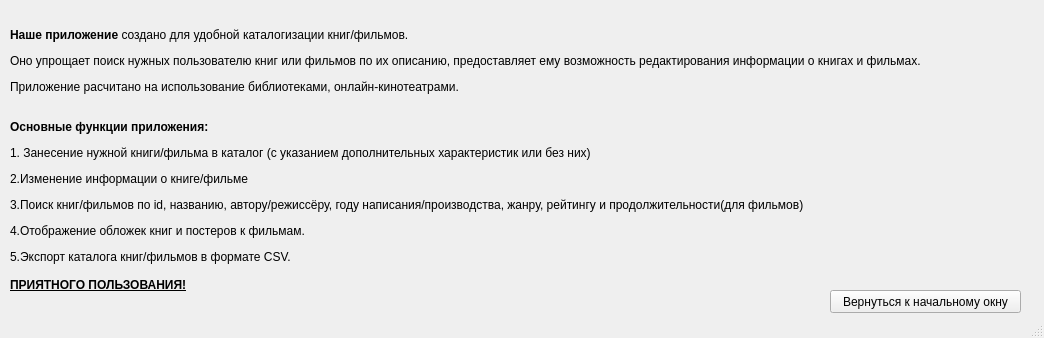
Old version of the form My_Project/reference.ui in the repository alizalas/QtProject.
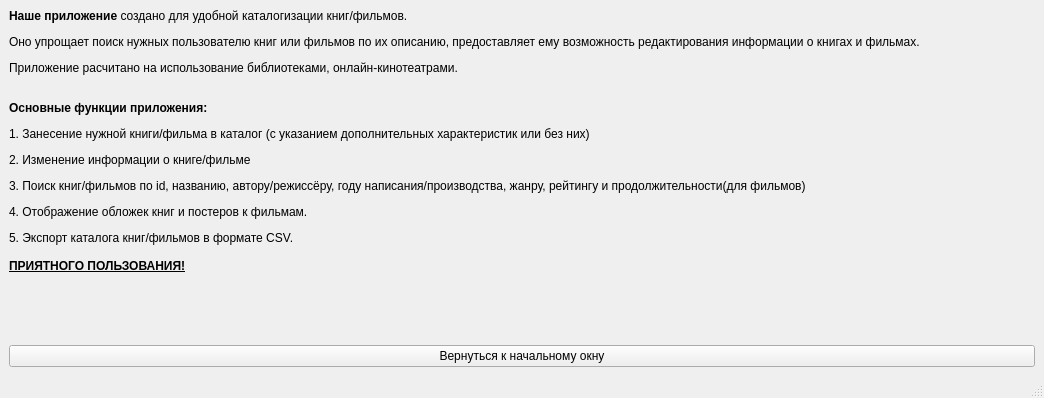
New version of the form.

```diff
--- a/My_Project/reference.ui
+++ b/My_Project/reference.ui
@@ -7,39 +7,42 @@
     <x>0</x>
     <y>0</y>
     <width>1044</width>
-    <height>338</height>
+    <height>398</height>
    </rect>
   </property>
   <property name="windowTitle">
    <string>MainWindow</string>
   </property>
   <widget class="QWidget" name="centralwidget">
+   <layout class="QVBoxLayout" name="verticalLayout">
+    <item>
    <widget class="QLabel" name="label">
-    <property name="geometry">
-     <rect>
-      <x>10</x>
-      <y>10</y>
-      <width>950</width>
-      <height>300</height>
-     </rect>
-    </property>
     <property name="text">
-     <string>&lt;html&gt;&lt;head/&gt;&lt;body&gt;&lt;p&gt;&lt;span style=&quot; font-weight:600;&quot;&gt;Наше приложение&lt;/span&gt; создано для удобной каталогизации книг/фильмов.&lt;/p&gt;&lt;p&gt;Оно упрощает поиск нужных пользователю книг или фильмов по их описанию, предоставляет ему возможность редактирования информации о книгах и фильмах.&lt;/p&gt;&lt;p&gt;Приложение расчитано на использование библиотеками, онлайн-кинотеатрами. &lt;br/&gt;&lt;/p&gt;&lt;p&gt;&lt;span style=&quot; font-weight:600;&quot;&gt;Основные функции приложения:&lt;/span&gt;&lt;/p&gt;&lt;p&gt;1. Занесение нужной книги/фильма в каталог (с указанием дополнительных характеристик или без них)&lt;/p&gt;&lt;p&gt;2.Изменение информации о книге/фильме&lt;/p&gt;&lt;p&gt;3.Поиск книг/фильмов по id, названию, автору/режиссёру, году написания/производства, жанру, рейтингу и продолжительности(для фильмов)&lt;/p&gt;&lt;p&gt;4.Отображение обложек книг и постеров к фильмам.&lt;/p&gt;&lt;p&gt;5.Экспорт каталога книг/фильмов в формате CSV.&lt;br/&gt;&lt;span style=&quot; font-weight:600; text-decoration: underline;&quot;&gt;&lt;br/&gt;ПРИЯТНОГО ПОЛЬЗОВАНИЯ!&lt;/span&gt;&lt;/p&gt;&lt;/body&gt;&lt;/html&gt;</string>
-    </property>
-   </widget>
+       <string>&lt;html&gt;&lt;head/&gt;&lt;body&gt;&lt;p&gt;&lt;span style=&quot; font-weight:600;&quot;&gt;Наше приложение&lt;/span&gt; создано для удобной каталогизации книг/фильмов.&lt;/p&gt;&lt;p&gt;Оно упрощает поиск нужных пользователю книг или фильмов по их описанию, предоставляет ему возможность редактирования информации о книгах и фильмах.&lt;/p&gt;&lt;p&gt;Приложение расчитано на использование библиотеками, онлайн-кинотеатрами. &lt;br/&gt;&lt;/p&gt;&lt;p&gt;&lt;span style=&quot; font-weight:600;&quot;&gt;Основные функции приложения:&lt;/span&gt;&lt;/p&gt;&lt;p&gt;1. Занесение нужной книги/фильма в каталог (с указанием дополнительных характеристик или без них)&lt;/p&gt;&lt;p&gt;2. Изменение информации о книге/фильме&lt;/p&gt;&lt;p&gt;3. Поиск книг/фильмов по id, названию, автору/режиссёру, году написания/производства, жанру, рейтингу и продолжительности(для фильмов)&lt;/p&gt;&lt;p&gt;4. Отображение обложек книг и постеров к фильмам.&lt;/p&gt;&lt;p&gt;5. Экспорт каталога книг/фильмов в формате CSV.&lt;br/&gt;&lt;span style=&quot; font-weight:600; text-decoration: underline;&quot;&gt;&lt;br/&gt;ПРИЯТНОГО ПОЛЬЗОВАНИЯ!&lt;/span&gt;&lt;/p&gt;&lt;/body&gt;&lt;/html&gt;</string>
+      </property>
+     </widget>
+    </item>
+    <item>
+     <spacer name="verticalSpacer">
+      <property name="orientation">
+       <enum>Qt::Vertical</enum>
+      </property>
+      <property name="sizeHint" stdset="0">
+       <size>
+        <width>20</width>
+        <height>40</height>
+       </size>
+      </property>
+     </spacer>
+    </item>
+    <item>
    <widget class="QPushButton" name="returne">
-    <property name="geometry">
-     <rect>
-      <x>830</x>
-      <y>290</y>
-      <width>191</width>
-      <height>23</height>
-     </rect>
-    </property>
     <property name="text">
      <string>Вернуться к начальному окну</string>
     </property>
    </widget>
+    </item>
+   </layout>
   </widget>
   <widget class="QMenuBar" name="menubar">
    <property name="geometry">
```
Lines whose indentation alone changed are shown as unchanged.
